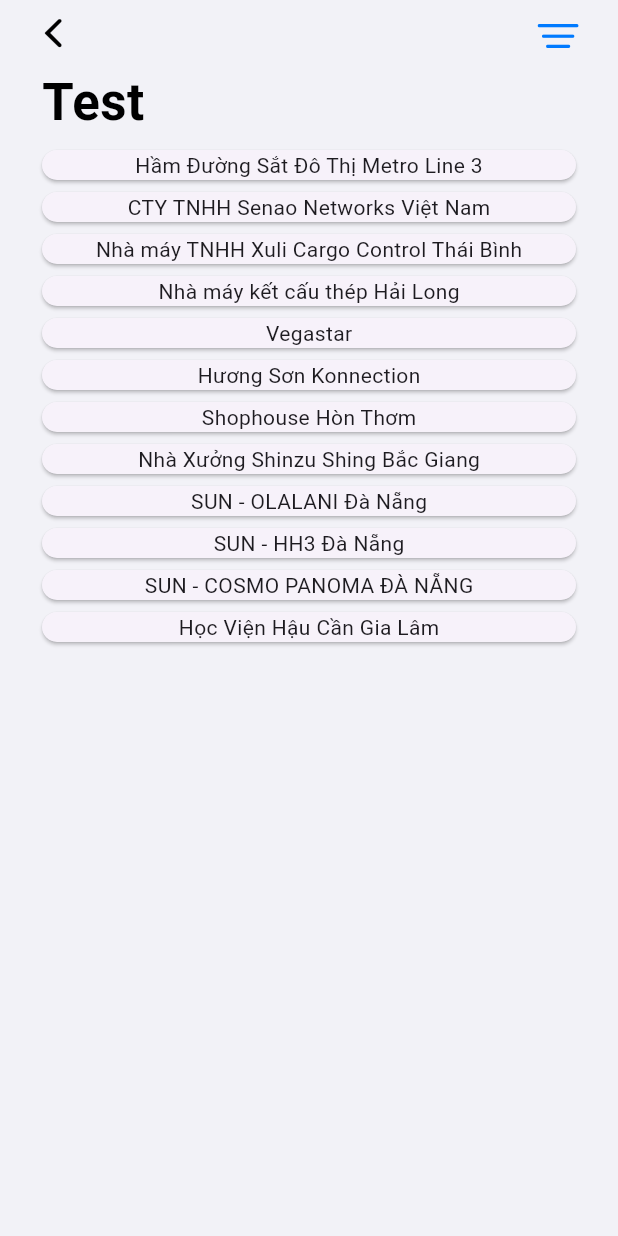
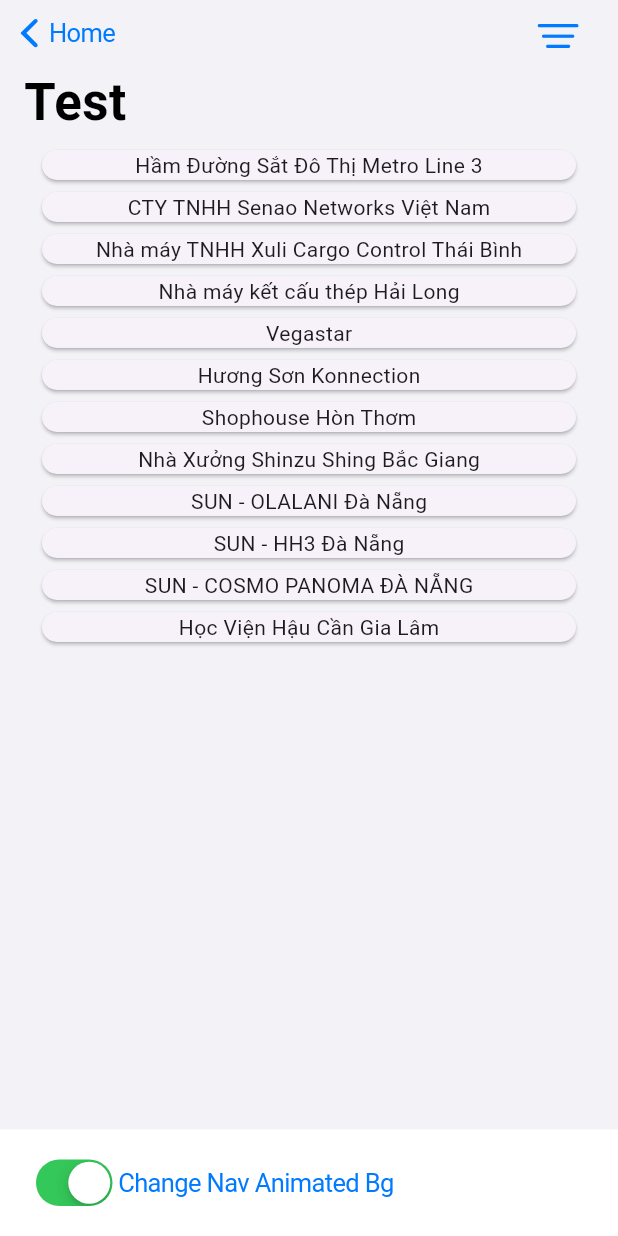
Before and after one commit to gamestap99/flutter_base, a Flutter app: the _Render screen opened directly, on a phone screen of 412 x 824 dp. Run offline on Flutter 3.47's test engine with Material 3 defaults, Android fonts, the light colour scheme and no system bars; our stand-ins replace bloc_concurrency, cached_network_image, dartx, dio, equatable, flutter_bloc and 4 more; missing offline and left inert: syncfusion_localizations; statements that could not run were skipped.

Commit message:
Update CupertinoScaffold

```diff
--- a/example/lib/screens/list_cupertino_fetch_data.dart
+++ b/example/lib/screens/list_cupertino_fetch_data.dart
@@ -28,24 +28,27 @@
 }
 
 class _RenderState extends State<_Render> {
+  bool _isAnimatedNavBg = true;
+
   @override
   Widget build(BuildContext context) {
-    return BaseListCupertinoWidget<ProjectEntity, dynamic>(
+    return Scaffold(
+      body: BaseListCupertinoWidget<ProjectEntity, dynamic>(
         queryParameters: {},
         baseListCupertinoNavbarData: BaseListCupertinoNavbarData(
+          isAnimatedColor: _isAnimatedNavBg,
           leadingColor: CupertinoColors.black,
+          previousPageTitle: "Home",
           leadingOnPressed: () => Navigator.pop(context),
           title: 'Test',
           trailing: IconButton(
             onPressed: () {
               // _showSheet(context);
             },
-          icon:  const Icon(CupertinoIcons.line_horizontal_3_decrease),
+            icon: const Icon(CupertinoIcons.line_horizontal_3_decrease),
           ),
         ),
-      opts: BaseListOpts(
-        padding: EdgeInsetsDirectional.symmetric(horizontal: 24)
-      ),
+        opts: BaseListOpts(padding: EdgeInsetsDirectional.symmetric(horizontal: 24)),
         buildItem: (item, int index) {
           return Card(
             child: Column(
@@ -55,6 +58,30 @@
             ),
           );
         },
+      ),
+      bottomNavigationBar: Container(
+        color: Colors.white,
+        child: CupertinoButton(
+          onPressed: () {
+            setState(() {
+              _isAnimatedNavBg = !_isAnimatedNavBg;
+            });
+          },
+          child: Row(
+            children: [
+              CupertinoSwitch(
+                value: _isAnimatedNavBg,
+                onChanged: (value){
+                  setState(() {
+                    _isAnimatedNavBg = !value;
+                  });
+                },
+              ),
+              Text("Change Nav Animated Bg")
+            ],
+          ),
+        ),
+      ),
     );
   }
 }
--- a/lib/src/compoments/wlist/wlist_cupertino.dart
+++ b/lib/src/compoments/wlist/wlist_cupertino.dart
@@ -12,6 +12,7 @@
   final String? previousPageTitle;
   final Color? leadingColor;
   final void Function()? leadingOnPressed;
+  final bool isAnimatedColor;
 
   BaseListCupertinoNavbarData({
     required this.title,
@@ -20,6 +21,7 @@
     this.previousPageTitle,
     this.leadingColor,
     this.leadingOnPressed,
+    this.isAnimatedColor = true,
   });
 }
 
@@ -165,6 +167,35 @@
     }
   }
 
+  Widget? _middleSliver(BuildContext context){
+    if(!widget.baseListCupertinoNavbarData.isAnimatedColor){
+      return null;
+    }
+
+    return visibility > 0.9 ? Text(widget.baseListCupertinoNavbarData.title) : const Text("");
+  }
+
+
+  Border? _borderNavSliver(BuildContext context){
+    Color kBorderColor = Color(0x4D000000);
+
+    if(!widget.baseListCupertinoNavbarData.isAnimatedColor){
+      return  Border(
+        bottom: BorderSide(
+          color: kBorderColor,
+          width: 0.0, // 0.0 means one physical pixel
+        ),
+      );
+    }
+
+    return Border(
+      bottom: BorderSide(
+        width: 0.0,
+        color: kBorderColor.withOpacity(visibility),
+      ),
+    );
+  }
+
   @override
   Widget build(BuildContext context) {
     return BlocConsumer<BaseListBloc<T, F>, BaseListState<T>>(
@@ -186,15 +217,10 @@
               slivers: [
                 CupertinoSliverNavigationBar(
                   stretch: false,
-                  backgroundColor: CupertinoColors.white.withOpacity(visibility),
-                  middle: visibility > 0.9 ? Text(widget.baseListCupertinoNavbarData.title) : const Text(""),
+                  backgroundColor:!widget.baseListCupertinoNavbarData.isAnimatedColor ? null : CupertinoColors.white.withOpacity(visibility),
+                  middle: _middleSliver(context),
                   trailing: widget.baseListCupertinoNavbarData.trailing,
-                  leading: widget.baseListCupertinoNavbarData.leading ??
-                      CupertinoNavigationBarBackButton(
-                        color: widget.baseListCupertinoNavbarData.leadingColor,
-                        previousPageTitle: widget.baseListCupertinoNavbarData.previousPageTitle,
-                        onPressed: widget.baseListCupertinoNavbarData.leadingOnPressed,
-                      ),
+                  leading: widget.baseListCupertinoNavbarData.leading,
                   previousPageTitle: widget.baseListCupertinoNavbarData.previousPageTitle,
                   largeTitle: VisibilityDetector(
                     key: const Key('nav-container'),
@@ -212,17 +238,9 @@
                         });
                       }
                     },
-                    child: Padding(
-                      padding: const EdgeInsets.symmetric(horizontal: 12),
-                      child: Text(widget.baseListCupertinoNavbarData.title),
-                    ),
+                    child: Text(widget.baseListCupertinoNavbarData.title),
                   ),
-                  border: Border(
-                    bottom: BorderSide(
-                      width: 1,
-                      color: CupertinoColors.white.withOpacity(visibility),
-                    ),
-                  ),
+                  border: _borderNavSliver(context),
                 ),
                 CupertinoSliverRefreshControl(
                   key: _refreshIndicatorKey,
--- a/lib/src/widgets/custom_cupertino_page_scaffold.dart
+++ b/lib/src/widgets/custom_cupertino_page_scaffold.dart
@@ -11,6 +11,7 @@
   final String largeTitle;
   final Widget? trailing;
   final bool automaticallyImplyLeading;
+  final bool isAnimatedColor;
 
   const CupertinoSliverPageScaffold({
     super.key,
@@ -21,6 +22,7 @@
     this.leadingOnPressed,
     this.trailing,
     this.automaticallyImplyLeading = true,
+    this.isAnimatedColor = true,
     required this.largeTitle,
   });
 
@@ -38,32 +40,12 @@
     super.initState();
   }
 
-  Widget _largeTitle(BuildContext context) {
-    return VisibilityDetector(
-      key: const Key('nav-container'),
-      onVisibilityChanged: (VisibilityInfo info) {
-        setState(() {
-          visibility = 1 - info.visibleFraction;
-        });
-        if (info.visibleFraction > 0) {
-          setState(() {
-            showSmallTitle = false;
-          });
-        } else {
-          setState(() {
-            showSmallTitle = true;
-          });
-        }
-      },
-      child: Padding(
-        padding: const EdgeInsets.symmetric(horizontal: 12),
-        child: Text(widget.largeTitle),
-      ),
-    );
-  }
+  Widget? _middleSliver(BuildContext context) {
+    if (!widget.isAnimatedColor) {
+      return null;
+    }
 
-  Widget? _middle(BuildContext context) {
-    return visibility > 0.9 ? (Text(widget.largeTitle)) : const Text("");
+    return visibility > 0.9 ? Text(widget.largeTitle) : const Text("");
   }
 
   Widget? _leading(BuildContext context) {
@@ -76,6 +58,26 @@
     return widget.leading ?? (widget.automaticallyImplyLeading ? barBackButton : null);
   }
 
+  Border? _borderNavSliver(BuildContext context) {
+    Color kBorderColor = Color(0x4D000000);
+
+    if (!widget.isAnimatedColor) {
+      return Border(
+        bottom: BorderSide(
+          color: kBorderColor,
+          width: 0.0, // 0.0 means one physical pixel
+        ),
+      );
+    }
+
+    return Border(
+      bottom: BorderSide(
+        width: 0.0,
+        color: kBorderColor.withOpacity(visibility),
+      ),
+    );
+  }
+
   @override
   Widget build(BuildContext context) {
     return Material(
@@ -84,18 +86,30 @@
         child: CustomScrollView(
           slivers: [
             CupertinoSliverNavigationBar(
-              backgroundColor: CupertinoColors.white.withOpacity(visibility),
-              middle: _middle(context),
+              backgroundColor: !widget.isAnimatedColor ? null : CupertinoColors.white.withOpacity(visibility),
+              middle: _middleSliver(context),
               trailing: widget.trailing,
               leading: _leading(context),
               previousPageTitle: widget.previousPageTitle,
-              largeTitle: _largeTitle(context),
-              border: Border(
-                bottom: BorderSide(
-                  width: 1,
-                  color: CupertinoColors.white.withOpacity(visibility),
-                ),
+              largeTitle: VisibilityDetector(
+                key: const Key('nav-container'),
+                onVisibilityChanged: (VisibilityInfo info) {
+                  setState(() {
+                    visibility = 1 - info.visibleFraction;
+                  });
+                  if (info.visibleFraction > 0) {
+                    setState(() {
+                      showSmallTitle = false;
+                    });
+                  } else {
+                    setState(() {
+                      showSmallTitle = true;
+                    });
+                  }
+                },
+                child: Text(widget.largeTitle),
               ),
+              border: _borderNavSliver(context),
             ),
             ...widget.slivers,
           ],
```
Lines whose indentation alone changed are shown as unchanged.
